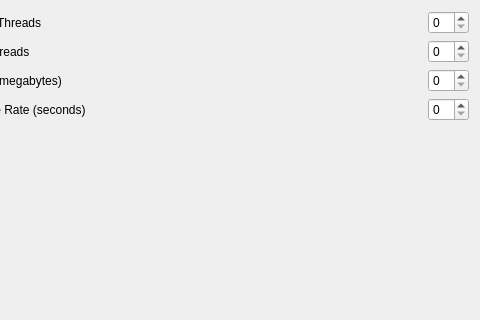
Before: the Qt Designer form Libs/UserInterfaces/SourceTab_Config.ui in AltaArts/SourceTab--Prism-Plugin, drawn with Qt 5; both pictures show x 128 to 608 and y 0 to 320 of the 608 by 650 pixel window.
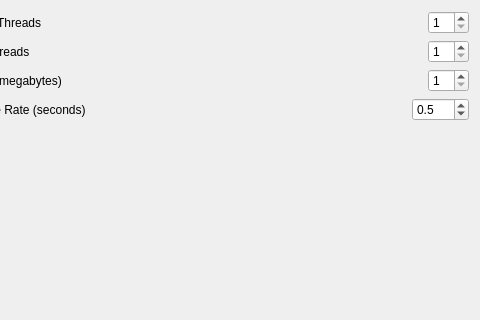
After: the same form once the commit is applied.

Commit message:
Fixed the plugin to use use updated Config Values
This change allows the plugin to respect and use any updated Config values, even after the FileTile instances have been created.

```diff
--- a/Libs/UserInterfaces/SourceTab_Config.ui
+++ b/Libs/UserInterfaces/SourceTab_Config.ui
@@ -62,7 +62,11 @@
           </spacer>
          </item>
          <item>
-          <widget class="QSpinBox" name="sb_thumbThreads"/>
+          <widget class="QSpinBox" name="sb_thumbThreads">
+           <property name="minimum">
+            <number>1</number>
+           </property>
+          </widget>
          </item>
         </layout>
        </item>
@@ -89,7 +93,11 @@
           </spacer>
          </item>
          <item>
-          <widget class="QSpinBox" name="sb_copyThreads"/>
+          <widget class="QSpinBox" name="sb_copyThreads">
+           <property name="minimum">
+            <number>1</number>
+           </property>
+          </widget>
          </item>
         </layout>
        </item>
@@ -116,7 +124,11 @@
           </spacer>
          </item>
          <item>
-          <widget class="QSpinBox" name="sb_copyChunks"/>
+          <widget class="QSpinBox" name="sb_copyChunks">
+           <property name="minimum">
+            <number>1</number>
+           </property>
+          </widget>
          </item>
         </layout>
        </item>
@@ -143,9 +155,18 @@
           </spacer>
          </item>
          <item>
-          <widget class="QSpinBox" name="sp_progUpdateRate">
-           <property name="maximum">
-            <number>10</number>
+          <widget class="QDoubleSpinBox" name="sp_progUpdateRate">
+           <property name="decimals">
+            <number>1</number>
+           </property>
+           <property name="minimum">
+            <double>0.100000000000000</double>
+           </property>
+           <property name="singleStep">
+            <double>0.100000000000000</double>
+           </property>
+           <property name="value">
+            <double>0.500000000000000</double>
            </property>
           </widget>
          </item>
```
The commit also changes 3 other files.
